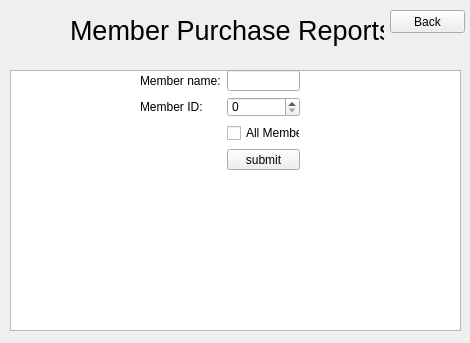
Qt form memberpurchase.ui (WinterCS003/CS008_Project1) before a commit.
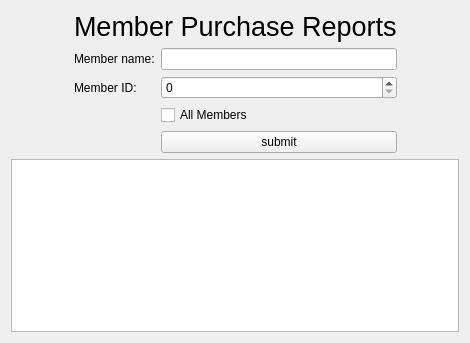
The same form after that commit.

Diff of the .ui file:
```diff
--- a/memberpurchase.ui
+++ b/memberpurchase.ui
@@ -13,40 +13,11 @@
   <property name="windowTitle">
    <string>Form</string>
   </property>
-  <widget class="QWidget" name="horizontalLayoutWidget">
-   <property name="geometry">
-    <rect>
-     <x>70</x>
-     <y>10</y>
-     <width>314</width>
-     <height>41</height>
-    </rect>
-   </property>
-   <layout class="QHBoxLayout" name="titleLayout">
-    <item>
-     <widget class="QLabel" name="title">
-      <property name="font">
-       <font>
-        <pointsize>20</pointsize>
-       </font>
-      </property>
-      <property name="text">
-       <string>Member Purchase Reports</string>
-      </property>
-     </widget>
-    </item>
-   </layout>
-  </widget>
-  <widget class="QWidget" name="formLayoutWidget">
-   <property name="geometry">
-    <rect>
-     <x>140</x>
-     <y>70</y>
-     <width>160</width>
-     <height>100</height>
-    </rect>
-   </property>
-   <layout class="QFormLayout" name="formLayout">
+  <layout class="QGridLayout" name="gridLayout_3">
+   <item row="0" column="0">
+    <layout class="QGridLayout" name="gridLayout_2">
+     <item row="1" column="1">
+      <layout class="QGridLayout" name="gridLayout">
     <item row="0" column="0">
      <widget class="QLabel" name="nameLabel">
       <property name="text">
@@ -54,8 +25,19 @@
       </property>
      </widget>
     </item>
-    <item row="0" column="1">
-     <widget class="QLineEdit" name="nameInput"/>
+       <item row="2" column="1">
+        <widget class="QCheckBox" name="allMembers">
+         <property name="text">
+          <string>All Members</string>
+         </property>
+        </widget>
+       </item>
+       <item row="1" column="1">
+        <widget class="QSpinBox" name="id">
+         <property name="maximum">
+          <number>999999</number>
+         </property>
+        </widget>
     </item>
     <item row="1" column="0">
      <widget class="QLabel" name="idLabel">
@@ -64,8 +46,8 @@
       </property>
      </widget>
     </item>
-    <item row="1" column="1">
-     <widget class="QSpinBox" name="id"/>
+       <item row="0" column="1">
+        <widget class="QLineEdit" name="nameInput"/>
     </item>
     <item row="3" column="1">
      <widget class="QPushButton" name="submit">
@@ -74,42 +56,52 @@
       </property>
      </widget>
     </item>
-    <item row="2" column="1">
-     <widget class="QCheckBox" name="allMembers">
-      <property name="text">
-       <string>All Members</string>
-      </property>
-     </widget>
-    </item>
-   </layout>
-  </widget>
-  <widget class="QPushButton" name="back">
-   <property name="geometry">
-    <rect>
-     <x>390</x>
-     <y>10</y>
-     <width>75</width>
-     <height>23</height>
-    </rect>
+      </layout>
+     </item>
+     <item row="0" column="0">
+      <spacer name="horizontalSpacer">
+       <property name="orientation">
+        <enum>Qt::Horizontal</enum>
+       </property>
+       <property name="sizeHint" stdset="0">
+        <size>
+         <width>40</width>
+         <height>20</height>
+        </size>
+       </property>
+      </spacer>
+     </item>
+     <item row="0" column="1">
+      <widget class="QLabel" name="title">
+       <property name="font">
+        <font>
+         <pointsize>20</pointsize>
+        </font>
    </property>
    <property name="text">
-    <string>Back</string>
-   </property>
-  </widget>
-  <widget class="QTableView" name="report">
-   <property name="geometry">
-    <rect>
-     <x>10</x>
-     <y>70</y>
-     <width>451</width>
-     <height>261</height>
-    </rect>
-   </property>
-  </widget>
-  <zorder>report</zorder>
-  <zorder>horizontalLayoutWidget</zorder>
-  <zorder>formLayoutWidget</zorder>
-  <zorder>back</zorder>
+        <string>Member Purchase Reports</string>
+       </property>
+      </widget>
+     </item>
+     <item row="0" column="2">
+      <spacer name="horizontalSpacer_2">
+       <property name="orientation">
+        <enum>Qt::Horizontal</enum>
+       </property>
+       <property name="sizeHint" stdset="0">
+        <size>
+         <width>40</width>
+         <height>20</height>
+        </size>
+       </property>
+      </spacer>
+     </item>
+     <item row="2" column="0" colspan="3">
+      <widget class="QTextBrowser" name="report"/>
+     </item>
+    </layout>
+   </item>
+  </layout>
  </widget>
  <resources/>
  <connections/>
```
Lines whose indentation alone changed are shown as unchanged.
